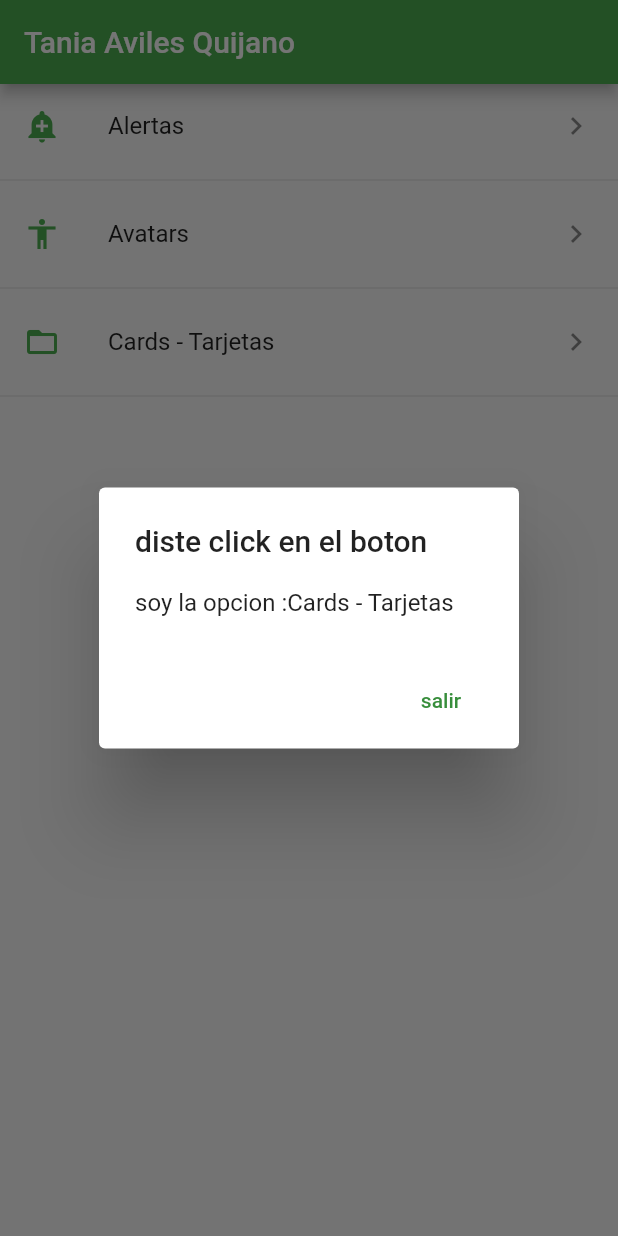
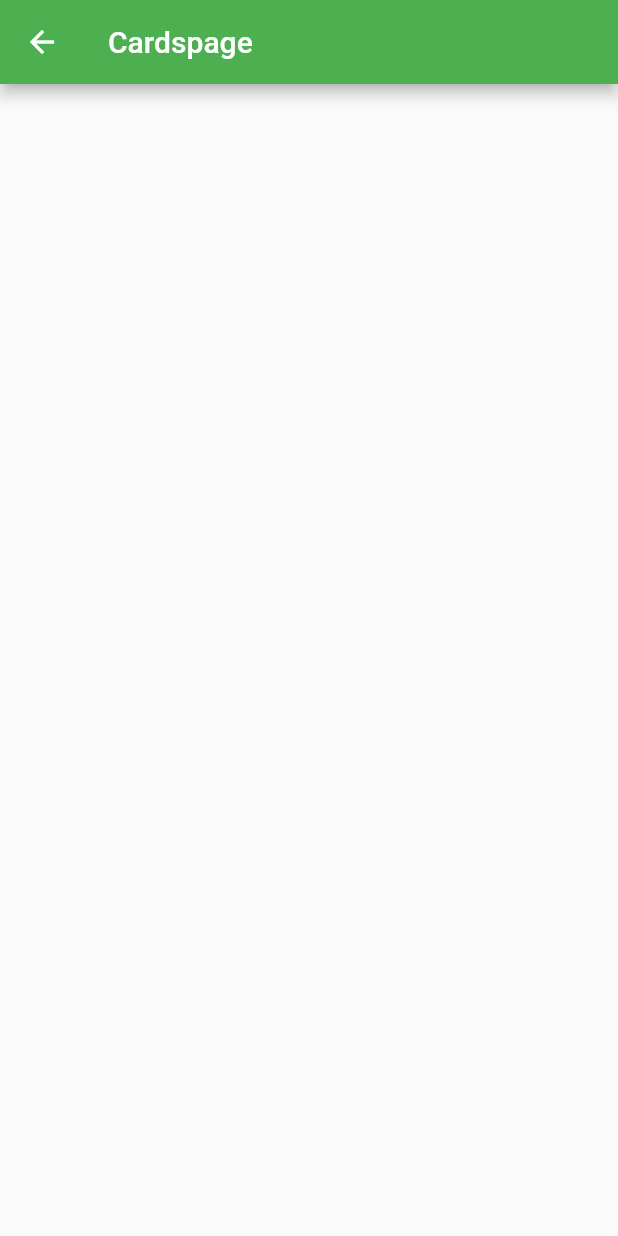
Before and after one commit to TAQ100697/Departamental-Proyecto, a Flutter app: the screen it shows after launch, after a tap on "Cards - Tarjetas", on a phone screen of 412 x 824 dp. Run offline on Flutter 3.47's test engine with Material 2 defaults, Android fonts, the phone set to English and light mode, and no system bars.

Commit message:
Aviles Quijano Tania 15751

```diff
--- /dev/null
+++ b/lib/alert_page.dart
@@ -0,0 +1,10 @@
+import 'package:flutter/material.dart';
+
+class AlertPage extends StatelessWidget {
+  @override
+  Widget build(BuildContext context) {
+    return Scaffold(
+      appBar: AppBar(title: Text('AlertPage')),
+    );
+  }
+}
--- /dev/null
+++ b/lib/avatar_page.dart
@@ -0,0 +1,10 @@
+import 'package:flutter/material.dart';
+
+class AvatarPage extends StatelessWidget {
+  @override
+  Widget build(BuildContext context) {
+    return Scaffold(
+      appBar: AppBar(title: Text('AvatarPage')),
+    );
+  }
+}
--- /dev/null
+++ b/lib/cards_page.dart
@@ -0,0 +1,10 @@
+import 'package:flutter/material.dart';
+
+class CardsPage extends StatelessWidget {
+  @override
+  Widget build(BuildContext context) {
+    return Scaffold(
+      appBar: AppBar(title: Text('Cardspage')),
+    );
+  }
+}
--- a/lib/main.dart
+++ b/lib/main.dart
@@ -1,7 +1,9 @@
 import 'package:flutter/material.dart';
 import 'package:examen_departamental_tania/icono_util.dart';
 import 'package:examen_departamental_tania/provider_menu.dart';
-import 'package:flutter/services.dart';
+import 'package:examen_departamental_tania/alert_page.dart';
+import 'package:examen_departamental_tania/avatar_page.dart';
+import 'package:examen_departamental_tania/cards_page.dart';
 
 void main() => runApp(MyApp());
 
@@ -52,37 +54,27 @@
         leading: getIcon(opt['icon']),
         trailing: Icon(Icons.keyboard_arrow_right_outlined),
         onTap: () {
-          showDialog(
-            context: context,
-            builder: (BuildContext context) =>
-                _dialogodetexto(context, opt['texto']),
-          );
+          //showDialog(
+            //context: context,
+             //builder: (BuildContext context) =>
+               // _dialogodetexto(context, opt['texto']),
+               if (opt['ruta'] == 'alert') {
+            final route = MaterialPageRoute(builder: (context) => AlertPage());
+            Navigator.push(context, route);
+          } else if (opt['ruta'] == 'avatar') {
+            final route = MaterialPageRoute(builder: (context) => AvatarPage());
+            Navigator.push(context, route);
+          } else if (opt['ruta'] == 'card') {
+            final route = MaterialPageRoute(builder: (context) => CardsPage());
+            Navigator.push(context, route);
+          } else {
+          }
+
+
         },
       );
       opciones..add(widgetTemp)..add(Divider());
     });
     return opciones;
   }
-
-  Widget _dialogodetexto(BuildContext context, String opt) {
-    return new AlertDialog(
-      title: const Text('diste click en el boton '),
-      content: new Column(
-        mainAxisSize: MainAxisSize.min,
-        crossAxisAlignment: CrossAxisAlignment.start,
-        children: <Widget>[
-          Text('soy la opcion :' + opt),
-        ],
-      ),
-      actions: <Widget>[
-        new FlatButton(
-          onPressed: () {
-            Navigator.of(context).pop();
-          },
-          textColor: Theme.of(context).primaryColorDark,
-          child: const Text('salir'),
-        ),
-      ],
-    );
-  }
 }
```
